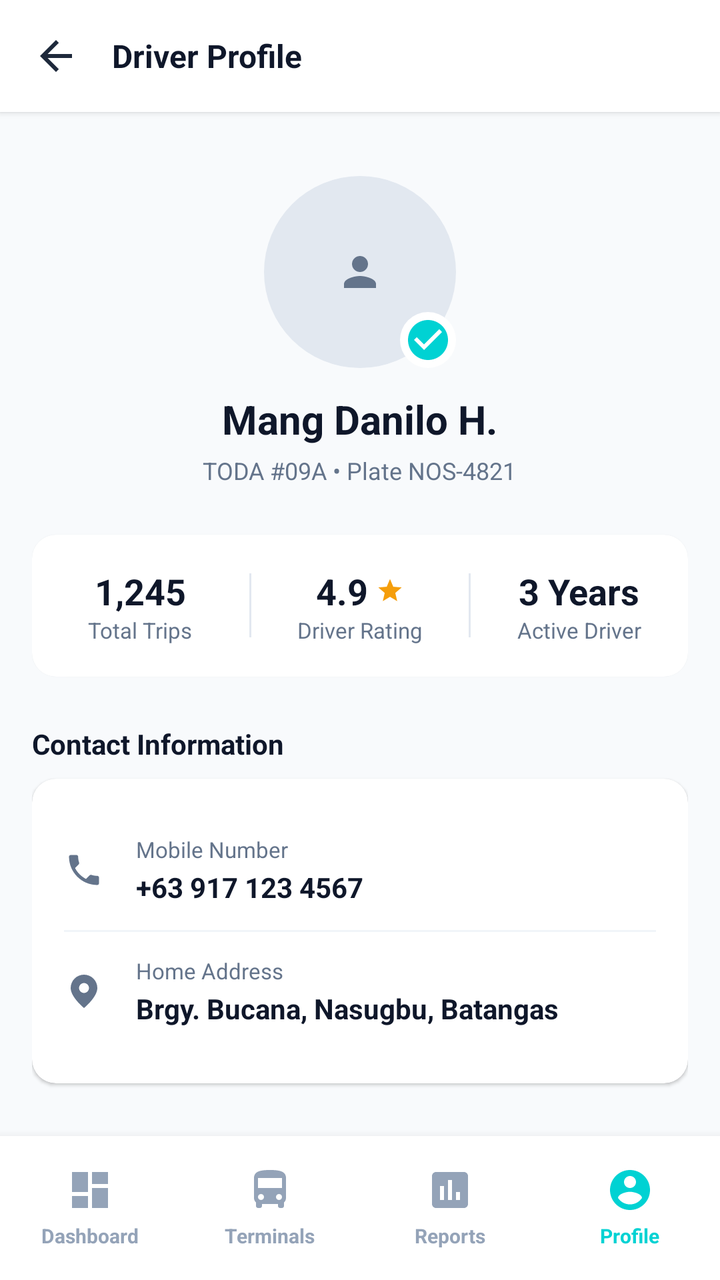
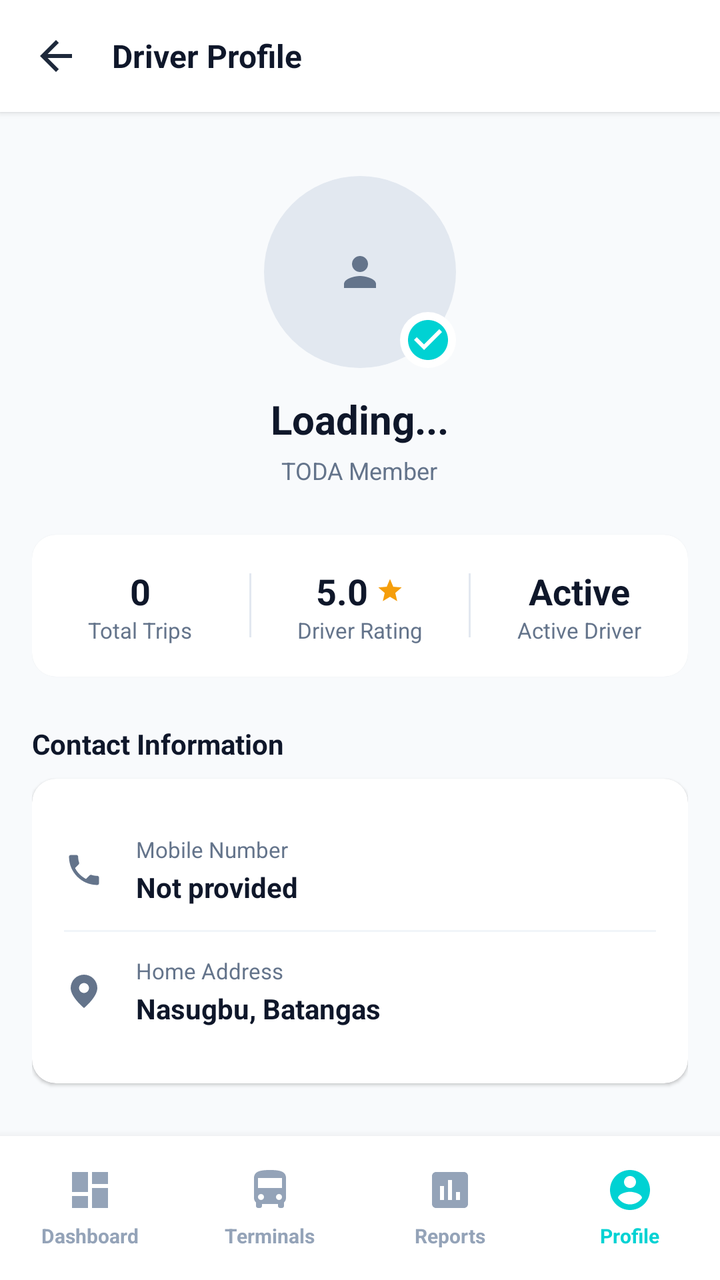

Compare the two renders of this Android layout. The source of the first and the diff that turns it into the second are given below.
<!-- AndroidManifest.xml: application theme Theme.NasugbuTricycleApp -->
<!-- res/layout/activity_driver_profile.xml -->
<?xml version="1.0" encoding="utf-8"?>
<androidx.constraintlayout.widget.ConstraintLayout xmlns:android="http://schemas.android.com/apk/res/android"
    xmlns:app="http://schemas.android.com/apk/res-auto"
    xmlns:tools="http://schemas.android.com/tools"
    android:layout_width="match_parent"
    android:layout_height="match_parent"
    android:background="#F8FAFC"
    tools:context=".DriverProfileActivity">

    
    <LinearLayout
        android:id="@+id/top_header"
        android:layout_width="0dp"
        android:layout_height="56dp"
        android:background="#FFFFFF"
        android:elevation="2dp"
        android:gravity="center_vertical"
        android:orientation="horizontal"
        android:paddingHorizontal="16dp"
        app:layout_constraintEnd_toEndOf="parent"
        app:layout_constraintStart_toStartOf="parent"
        app:layout_constraintTop_toTopOf="parent">

        <ImageView
            android:id="@+id/iv_back"
            android:layout_width="24dp"
            android:layout_height="24dp"
            android:src="@drawable/ic_back_arrow"
            app:tint="#1E293B" />

        <TextView
            android:layout_width="0dp"
            android:layout_height="wrap_content"
            android:layout_marginStart="16dp"
            android:layout_weight="1"
            android:text="Driver Profile"
            android:textColor="#0F172A"
            android:textSize="16sp"
            android:textStyle="bold" />

    </LinearLayout>

    
    <androidx.core.widget.NestedScrollView
        android:layout_width="0dp"
        android:layout_height="0dp"
        android:fillViewport="true"
        android:scrollbars="none"
        app:layout_constraintBottom_toTopOf="@+id/bottom_nav"
        app:layout_constraintEnd_toEndOf="parent"
        app:layout_constraintStart_toStartOf="parent"
        app:layout_constraintTop_toBottomOf="@+id/top_header">

        <LinearLayout
            android:layout_width="match_parent"
            android:layout_height="wrap_content"
            android:orientation="vertical"
            android:padding="16dp">

            
            <LinearLayout
                android:layout_width="match_parent"
                android:layout_height="wrap_content"
                android:gravity="center"
                android:orientation="vertical"
                android:paddingVertical="16dp">

                <FrameLayout
                    android:layout_width="96dp"
                    android:layout_height="96dp">

                    <ImageView
                        android:layout_width="96dp"
                        android:layout_height="96dp"
                        android:background="@drawable/bg_circle_gray_light"
                        android:padding="16dp"
                        android:scaleType="centerInside"
                        android:src="@drawable/ic_person"
                        app:tint="#64748B" />

                    
                    <ImageView
                        android:layout_width="28dp"
                        android:layout_height="28dp"
                        android:layout_gravity="bottom|end"
                        android:background="@drawable/bg_circle_white"
                        android:padding="2dp"
                        android:src="@drawable/ic_check_circle"
                        app:tint="#00D2D3" />
                </FrameLayout>

                <TextView
                    android:layout_width="wrap_content"
                    android:layout_height="wrap_content"
                    android:layout_marginTop="12dp"
                    android:text="Mang Danilo H."
                    android:textColor="#0F172A"
                    android:textSize="20sp"
                    android:textStyle="bold" />

                <TextView
                    android:layout_width="wrap_content"
                    android:layout_height="wrap_content"
                    android:layout_marginTop="4dp"
                    android:text="TODA #09A • Plate NOS-4821"
                    android:textColor="#64748B"
                    android:textSize="12sp" />
            </LinearLayout>

            
            <androidx.cardview.widget.CardView
                android:layout_width="match_parent"
                android:layout_height="wrap_content"
                android:layout_marginTop="8dp"
                app:cardBackgroundColor="#FFFFFF"
                app:cardCornerRadius="12dp"
                app:cardElevation="1dp">

                <LinearLayout
                    android:layout_width="match_parent"
                    android:layout_height="wrap_content"
                    android:gravity="center"
                    android:orientation="horizontal"
                    android:paddingVertical="16dp">

                    <LinearLayout
                        android:layout_width="0dp"
                        android:layout_height="wrap_content"
                        android:layout_weight="1"
                        android:gravity="center"
                        android:orientation="vertical">
                        <TextView
                            android:layout_width="wrap_content"
                            android:layout_height="wrap_content"
                            android:text="1,245"
                            android:textColor="#0F172A"
                            android:textSize="18sp"
                            android:textStyle="bold" />
                        <TextView
                            android:layout_width="wrap_content"
                            android:layout_height="wrap_content"
                            android:text="Total Trips"
                            android:textColor="#64748B"
                            android:textSize="11sp" />
                    </LinearLayout>

                    <View
                        android:layout_width="1dp"
                        android:layout_height="32dp"
                        android:background="#E2E8F0" />

                    <LinearLayout
                        android:layout_width="0dp"
                        android:layout_height="wrap_content"
                        android:layout_weight="1"
                        android:gravity="center"
                        android:orientation="vertical">
                        <LinearLayout
                            android:layout_width="wrap_content"
                            android:layout_height="wrap_content"
                            android:gravity="center_vertical"
                            android:orientation="horizontal">
                            <TextView
                                android:layout_width="wrap_content"
                                android:layout_height="wrap_content"
                                android:text="4.9"
                                android:textColor="#0F172A"
                                android:textSize="18sp"
                                android:textStyle="bold" />
                            <ImageView
                                android:layout_width="14dp"
                                android:layout_height="14dp"
                                android:layout_marginStart="4dp"
                                android:src="@drawable/ic_star"
                                app:tint="#F59E0B" />
                        </LinearLayout>
                        <TextView
                            android:layout_width="wrap_content"
                            android:layout_height="wrap_content"
                            android:text="Driver Rating"
                            android:textColor="#64748B"
                            android:textSize="11sp" />
                    </LinearLayout>

                    <View
                        android:layout_width="1dp"
                        android:layout_height="32dp"
                        android:background="#E2E8F0" />

                    <LinearLayout
                        android:layout_width="0dp"
                        android:layout_height="wrap_content"
                        android:layout_weight="1"
                        android:gravity="center"
                        android:orientation="vertical">
                        <TextView
                            android:layout_width="wrap_content"
                            android:layout_height="wrap_content"
                            android:text="3 Years"
                            android:textColor="#0F172A"
                            android:textSize="18sp"
                            android:textStyle="bold" />
                        <TextView
                            android:layout_width="wrap_content"
                            android:layout_height="wrap_content"
                            android:text="Active Driver"
                            android:textColor="#64748B"
                            android:textSize="11sp" />
                    </LinearLayout>
                </LinearLayout>
            </androidx.cardview.widget.CardView>

            
            <TextView
                android:layout_width="wrap_content"
                android:layout_height="wrap_content"
                android:layout_marginTop="24dp"
                android:layout_marginBottom="8dp"
                android:text="Contact Information"
                android:textColor="#0F172A"
                android:textSize="14sp"
                android:textStyle="bold" />

            <androidx.cardview.widget.CardView
                android:layout_width="match_parent"
                android:layout_height="wrap_content"
                app:cardBackgroundColor="#FFFFFF"
                app:cardCornerRadius="12dp"
                app:cardElevation="1dp">

                <LinearLayout
                    android:layout_width="match_parent"
                    android:layout_height="wrap_content"
                    android:orientation="vertical"
                    android:padding="16dp">

                    
                    <LinearLayout
                        android:layout_width="match_parent"
                        android:layout_height="wrap_content"
                        android:gravity="center_vertical"
                        android:orientation="horizontal"
                        android:paddingVertical="12dp">

                        <ImageView
                            android:layout_width="20dp"
                            android:layout_height="20dp"
                            android:src="@drawable/ic_phone"
                            app:tint="#64748B" />

                        <LinearLayout
                            android:layout_width="0dp"
                            android:layout_height="wrap_content"
                            android:layout_marginStart="16dp"
                            android:layout_weight="1"
                            android:orientation="vertical">
                            <TextView
                                android:layout_width="wrap_content"
                                android:layout_height="wrap_content"
                                android:text="Mobile Number"
                                android:textColor="#64748B"
                                android:textSize="11sp" />
                            <TextView
                                android:layout_width="wrap_content"
                                android:layout_height="wrap_content"
                                android:layout_marginTop="2dp"
                                android:text="+63 917 123 4567"
                                android:textColor="#0F172A"
                                android:textSize="14sp"
                                android:textStyle="bold" />
                        </LinearLayout>
                    </LinearLayout>

                    <View
                        android:layout_width="match_parent"
                        android:layout_height="1dp"
                        android:background="#F1F5F9" />

                    
                    <LinearLayout
                        android:layout_width="match_parent"
                        android:layout_height="wrap_content"
                        android:gravity="center_vertical"
                        android:orientation="horizontal"
                        android:paddingVertical="12dp">

                        <ImageView
                            android:layout_width="20dp"
                            android:layout_height="20dp"
                            android:src="@drawable/ic_location"
                            app:tint="#64748B" />

                        <LinearLayout
                            android:layout_width="0dp"
                            android:layout_height="wrap_content"
                            android:layout_marginStart="16dp"
                            android:layout_weight="1"
                            android:orientation="vertical">
                            <TextView
                                android:layout_width="wrap_content"
                                android:layout_height="wrap_content"
                                android:text="Home Address"
                                android:textColor="#64748B"
                                android:textSize="11sp" />
                            <TextView
                                android:layout_width="wrap_content"
                                android:layout_height="wrap_content"
                                android:layout_marginTop="2dp"
                                android:text="Brgy. Bucana, Nasugbu, Batangas"
                                android:textColor="#0F172A"
                                android:textSize="14sp"
                                android:textStyle="bold" />
                        </LinearLayout>
                    </LinearLayout>

                </LinearLayout>
            </androidx.cardview.widget.CardView>

            
            <TextView
                android:layout_width="wrap_content"
                android:layout_height="wrap_content"
                android:layout_marginTop="24dp"
                android:layout_marginBottom="8dp"
                android:text="Vehicle Details"
                android:textColor="#0F172A"
                android:textSize="14sp"
                android:textStyle="bold" />

            <androidx.cardview.widget.CardView
                android:layout_width="match_parent"
                android:layout_height="wrap_content"
                app:cardBackgroundColor="#FFFFFF"
                app:cardCornerRadius="12dp"
                app:cardElevation="1dp">

                <LinearLayout
                    android:layout_width="match_parent"
                    android:layout_height="wrap_content"
                    android:orientation="vertical"
                    android:padding="16dp">

                    
                    <LinearLayout
                        android:layout_width="match_parent"
                        android:layout_height="wrap_content"
                        android:gravity="center_vertical"
                        android:orientation="horizontal"
                        android:paddingVertical="12dp">

                        <ImageView
                            android:layout_width="20dp"
                            android:layout_height="20dp"
                            android:src="@drawable/ic_direction_car"
                            app:tint="#64748B" />

                        <LinearLayout
                            android:layout_width="0dp"
                            android:layout_height="wrap_content"
                            android:layout_marginStart="16dp"
                            android:layout_weight="1"
                            android:orientation="vertical">
                            <TextView
                                android:layout_width="wrap_content"
                                android:layout_height="wrap_content"
                                android:text="Tricycle Model"
                                android:textColor="#64748B"
                                android:textSize="11sp" />
                            <TextView
                                android:layout_width="wrap_content"
                                android:layout_height="wrap_content"
                                android:layout_marginTop="2dp"
                                android:text="Kawasaki Barako 175"
                                android:textColor="#0F172A"
                                android:textSize="14sp"
                                android:textStyle="bold" />
                        </LinearLayout>
                    </LinearLayout>

                    <View
                        android:layout_width="match_parent"
                        android:layout_height="1dp"
                        android:background="#F1F5F9" />

                    
                    <LinearLayout
                        android:layout_width="match_parent"
                        android:layout_height="wrap_content"
                        android:gravity="center_vertical"
                        android:orientation="horizontal"
                        android:paddingVertical="12dp">

                        <ImageView
                            android:layout_width="20dp"
                            android:layout_height="20dp"
                            android:src="@drawable/ic_license_plate"
                            app:tint="#64748B" />

                        <LinearLayout
                            android:layout_width="0dp"
                            android:layout_height="wrap_content"
                            android:layout_marginStart="16dp"
                            android:layout_weight="1"
                            android:orientation="vertical">
                            <TextView
                                android:layout_width="wrap_content"
                                android:layout_height="wrap_content"
                                android:text="Plate Number"
                                android:textColor="#64748B"
                                android:textSize="11sp" />
                            <TextView
                                android:layout_width="wrap_content"
                                android:layout_height="wrap_content"
                                android:layout_marginTop="2dp"
                                android:text="NOS-4821"
                                android:textColor="#0F172A"
                                android:textSize="14sp"
                                android:textStyle="bold" />
                        </LinearLayout>
                    </LinearLayout>

                </LinearLayout>
            </androidx.cardview.widget.CardView>

            
            <LinearLayout
                android:layout_width="match_parent"
                android:layout_height="wrap_content"
                android:layout_marginTop="24dp"
                android:orientation="horizontal">

                <TextView
                    android:layout_width="0dp"
                    android:layout_height="wrap_content"
                    android:layout_weight="1"
                    android:background="@drawable/bg_button_outline"
                    android:drawablePadding="6dp"
                    android:gravity="center"
                    android:paddingVertical="12dp"
                    android:text="Edit Profile"
                    android:textColor="#0F172A"
                    android:textSize="13sp"
                    android:textStyle="bold"
                    app:drawableTint="#0F172A" />

                <TextView
                    android:layout_width="0dp"
                    android:layout_height="wrap_content"
                    android:layout_marginStart="12dp"
                    android:layout_weight="1"
                    android:drawablePadding="6dp"
                    android:gravity="center"
                    android:paddingVertical="12dp"
                    android:text="Log Out"
                    android:textColor="#EF4444"
                    android:textSize="13sp"
                    android:textStyle="bold"
                    app:drawableTint="#EF4444" />
            </LinearLayout>

            <View
                android:layout_width="match_parent"
                android:layout_height="24dp" />

        </LinearLayout>
    </androidx.core.widget.NestedScrollView>

    
    <LinearLayout
        android:id="@+id/bottom_nav"
        android:layout_width="0dp"
        android:layout_height="72dp"
        android:background="#FFFFFF"
        android:elevation="8dp"
        android:orientation="horizontal"
        android:weightSum="4"
        app:layout_constraintBottom_toBottomOf="parent"
        app:layout_constraintEnd_toEndOf="parent"
        app:layout_constraintStart_toStartOf="parent">

        
        <LinearLayout
            android:layout_width="0dp"
            android:layout_height="match_parent"
            android:layout_weight="1"
            android:gravity="center"
            android:orientation="vertical">
            <ImageView
                android:layout_width="24dp"
                android:layout_height="24dp"
                android:src="@drawable/ic_dashboard"
                app:tint="#94A3B8" />
            <TextView
                android:layout_width="wrap_content"
                android:layout_height="wrap_content"
                android:layout_marginTop="4dp"
                android:text="Dashboard"
                android:textColor="#94A3B8"
                android:textSize="10sp"
                android:textStyle="bold" />
        </LinearLayout>

        
        <LinearLayout
            android:layout_width="0dp"
            android:layout_height="match_parent"
            android:layout_weight="1"
            android:gravity="center"
            android:orientation="vertical">
            <ImageView
                android:layout_width="24dp"
                android:layout_height="24dp"
                android:src="@drawable/ic_terminal"
                app:tint="#94A3B8" />
            <TextView
                android:layout_width="wrap_content"
                android:layout_height="wrap_content"
                android:layout_marginTop="4dp"
                android:text="Terminals"
                android:textColor="#94A3B8"
                android:textSize="10sp"
                android:textStyle="bold" />
        </LinearLayout>

        
        <LinearLayout
            android:layout_width="0dp"
            android:layout_height="match_parent"
            android:layout_weight="1"
            android:gravity="center"
            android:orientation="vertical">
            <ImageView
                android:layout_width="24dp"
                android:layout_height="24dp"
                android:src="@drawable/ic_reports"
                app:tint="#94A3B8" />
            <TextView
                android:layout_width="wrap_content"
                android:layout_height="wrap_content"
                android:layout_marginTop="4dp"
                android:text="Reports"
                android:textColor="#94A3B8"
                android:textSize="10sp"
                android:textStyle="bold" />
        </LinearLayout>

        
        <LinearLayout
            android:layout_width="0dp"
            android:layout_height="match_parent"
            android:layout_weight="1"
            android:gravity="center"
            android:orientation="vertical">
            <ImageView
                android:layout_width="24dp"
                android:layout_height="24dp"
                android:src="@drawable/ic_profile"
                app:tint="#00D2D3" />
            <TextView
                android:layout_width="wrap_content"
                android:layout_height="wrap_content"
                android:layout_marginTop="4dp"
                android:text="Profile"
                android:textColor="#00D2D3"
                android:textSize="10sp"
                android:textStyle="bold" />
        </LinearLayout>
    </LinearLayout>

</androidx.constraintlayout.widget.ConstraintLayout>
<!-- resources referenced by this layout -->
<resources>
  <!-- drawable bg_button_outline (drawable) -->
  <shape xmlns:android="http://schemas.android.com/apk/res/android">
      <solid android:color="#FFFFFF"/>
      <stroke android:width="1dp" android:color="#CBD5E1"/>
      <corners android:radius="8dp"/>
  </shape>
  <!-- drawable bg_circle_gray_light (drawable) -->
  <shape xmlns:android="http://schemas.android.com/apk/res/android" android:shape="oval">
      <solid android:color="#E2E8F0"/>
  </shape>
  <!-- drawable bg_circle_white (drawable) -->
  <shape xmlns:android="http://schemas.android.com/apk/res/android" android:shape="oval">
      <solid android:color="#FFFFFF"/>
  </shape>
  <!-- drawable ic_back_arrow (drawable) -->
  <vector xmlns:android="http://schemas.android.com/apk/res/android" android:width="24dp" android:height="24dp" android:viewportWidth="24" android:viewportHeight="24">
      <path android:fillColor="#000000" android:pathData="M20,11H7.83l5.59,-5.59L12,4l-8,8 8,8 1.41,-1.41L7.83,13H20v-2z"/>
  </vector>
  <!-- drawable ic_check_circle (drawable) -->
  <vector xmlns:android="http://schemas.android.com/apk/res/android" android:width="24dp" android:height="24dp" android:viewportWidth="24" android:viewportHeight="24">
      <path android:fillColor="#2DD4BF" android:pathData="M12,2C6.48,2 2,6.48 2,12s4.48,10 10,10 10,-4.48 10,-10S17.52,2 12,2zM10,17l-5,-5 1.41,-1.41L10,14.17l7.59,-7.59L19,8l-9,9z"/>
  </vector>
  <!-- drawable ic_dashboard (drawable) -->
  <vector xmlns:android="http://schemas.android.com/apk/res/android" android:width="24dp" android:height="24dp" android:viewportWidth="24" android:viewportHeight="24">
      <path android:fillColor="@android:color/white" android:pathData="M3,13h8L11,3L3,3v10zM3,21h8v-6L3,15v6zM13,21h8L21,11h-8v10zM13,3v6h8L21,3h-8z"/>
  </vector>
  <!-- drawable ic_location (drawable) -->
  <?xml version="1.0" encoding="utf-8"?>
  <vector xmlns:android="http://schemas.android.com/apk/res/android"
      android:width="24dp"
      android:height="24dp"
      android:viewportWidth="24"
      android:viewportHeight="24">
  
      <path
          android:fillColor="#000000"
          android:pathData="M12,2a8,8 0,0 0,-8 8c0,5.5 8,12 8,12s8,-6.5 8,-12a8,8 0,0 0,-8 -8M12,7a3,3 0,1 1,0 6a3,3 0,1 1,0 -6" />
  
  </vector>
  <!-- drawable ic_person (drawable) -->
  <vector xmlns:android="http://schemas.android.com/apk/res/android"
      android:width="24dp" android:height="24dp"
      android:viewportWidth="24" android:viewportHeight="24">
      <path android:fillColor="#666666" android:pathData="M12,12c2.21,0 4,-1.79 4,-4s-1.79,-4 -4,-4 -4,1.79 -4,4 1.79,4 4,4zM12,14c-2.67,0 -8,1.34 -8,4v2h16v-2c0,-2.66 -5.33,-4 -8,-4z"/>
  </vector>
  <!-- drawable ic_reports (drawable) -->
  <vector xmlns:android="http://schemas.android.com/apk/res/android" android:width="24dp" android:height="24dp" android:viewportWidth="24" android:viewportHeight="24">
      <path android:fillColor="@android:color/white" android:pathData="M19,3H5c-1.1,0 -2,0.9 -2,2v14c0,1.1 0.9,2 2,2h14c1.1,0 2,-0.9 2,-2V5c0,-1.1 -0.9,-2 -2,-2zM9,17H7v-7h2v7zM13,17h-2V7h2v10zM17,17h-2v-4h2v4z"/>
  </vector>
  <!-- drawable ic_star (drawable) -->
  <vector xmlns:android="http://schemas.android.com/apk/res/android" android:width="24dp" android:height="24dp" android:viewportWidth="24" android:viewportHeight="24">
      <path android:fillColor="#FFC107" android:pathData="M12,17.27L18.18,21l-1.64,-7.03L22,9.24l-7.19,-0.61L12,2 9.19,8.63 2,9.24l5.46,4.73L5.82,21z"/>
  </vector>
  <color name="purple_500">#FF6200EE</color>
  <color name="purple_700">#FF3700B3</color>
  <color name="white">#FFFFFFFF</color>
  <color name="teal_200">#FF03DAC5</color>
  <color name="teal_700">#FF018786</color>
  <color name="black">#FF000000</color>
  <!-- unchanged entries left out for length: 6 -->
</resources>

<!-- the commit's change to res/layout/activity_driver_profile.xml (unified diff, before → after) -->
@@ -90,19 +90,21 @@
                 </FrameLayout>
 
                 <TextView
+                    android:id="@+id/tvDriverName"
                     android:layout_width="wrap_content"
                     android:layout_height="wrap_content"
                     android:layout_marginTop="12dp"
-                    android:text="Mang Danilo H."
+                    android:text="Loading..."
                     android:textColor="#0F172A"
                     android:textSize="20sp"
                     android:textStyle="bold" />
 
                 <TextView
+                    android:id="@+id/tvDriverTodaPlate"
                     android:layout_width="wrap_content"
                     android:layout_height="wrap_content"
                     android:layout_marginTop="4dp"
-                    android:text="TODA #09A • Plate NOS-4821"
+                    android:text="TODA Member"
                     android:textColor="#64748B"
                     android:textSize="12sp" />
             </LinearLayout>
@@ -130,9 +132,10 @@
                         android:gravity="center"
                         android:orientation="vertical">
                         <TextView
+                            android:id="@+id/tvTotalTrips"
                             android:layout_width="wrap_content"
                             android:layout_height="wrap_content"
-                            android:text="1,245"
+                            android:text="0"
                             android:textColor="#0F172A"
                             android:textSize="18sp"
                             android:textStyle="bold" />
@@ -161,9 +164,10 @@
                             android:gravity="center_vertical"
                             android:orientation="horizontal">
                             <TextView
-                                android:layout_width="wrap_content"
-                                android:layout_height="wrap_content"
-                                android:text="4.9"
+                                android:id="@+id/tvDriverRating"
+                                android:layout_width="wrap_content"
+                                android:layout_height="wrap_content"
+                                android:text="5.0"
                                 android:textColor="#0F172A"
                                 android:textSize="18sp"
                                 android:textStyle="bold" />
@@ -194,9 +198,10 @@
                         android:gravity="center"
                         android:orientation="vertical">
                         <TextView
+                            android:id="@+id/tvActiveYears"
                             android:layout_width="wrap_content"
                             android:layout_height="wrap_content"
-                            android:text="3 Years"
+                            android:text="Active"
                             android:textColor="#0F172A"
                             android:textSize="18sp"
                             android:textStyle="bold" />
@@ -261,10 +266,11 @@
                                 android:textColor="#64748B"
                                 android:textSize="11sp" />
                             <TextView
+                                android:id="@+id/tvMobileNumber"
                                 android:layout_width="wrap_content"
                                 android:layout_height="wrap_content"
                                 android:layout_marginTop="2dp"
-                                android:text="+63 917 123 4567"
+                                android:text="Not provided"
                                 android:textColor="#0F172A"
                                 android:textSize="14sp"
                                 android:textStyle="bold" />
@@ -303,10 +309,11 @@
                                 android:textColor="#64748B"
                                 android:textSize="11sp" />
                             <TextView
+                                android:id="@+id/tvHomeAddress"
                                 android:layout_width="wrap_content"
                                 android:layout_height="wrap_content"
                                 android:layout_marginTop="2dp"
-                                android:text="Brgy. Bucana, Nasugbu, Batangas"
+                                android:text="Nasugbu, Batangas"
                                 android:textColor="#0F172A"
                                 android:textSize="14sp"
                                 android:textStyle="bold" />
@@ -367,10 +374,11 @@
                                 android:textColor="#64748B"
                                 android:textSize="11sp" />
                             <TextView
+                                android:id="@+id/tvTricycleModel"
                                 android:layout_width="wrap_content"
                                 android:layout_height="wrap_content"
                                 android:layout_marginTop="2dp"
-                                android:text="Kawasaki Barako 175"
+                                android:text="Standard Tricycle Unit"
                                 android:textColor="#0F172A"
                                 android:textSize="14sp"
                                 android:textStyle="bold" />
@@ -409,10 +417,11 @@
                                 android:textColor="#64748B"
                                 android:textSize="11sp" />
                             <TextView
+                                android:id="@+id/tvPlateNumber"
                                 android:layout_width="wrap_content"
                                 android:layout_height="wrap_content"
                                 android:layout_marginTop="2dp"
-                                android:text="NOS-4821"
+                                android:text="Registered Unit"
                                 android:textColor="#0F172A"
                                 android:textSize="14sp"
                                 android:textStyle="bold" />
@@ -430,6 +439,7 @@
                 android:orientation="horizontal">
 
                 <TextView
+                    android:id="@+id/btnEditProfile"
                     android:layout_width="0dp"
                     android:layout_height="wrap_content"
                     android:layout_weight="1"
@@ -444,10 +454,12 @@
                     app:drawableTint="#0F172A" />
 
                 <TextView
+                    android:id="@+id/btnLogout"
                     android:layout_width="0dp"
                     android:layout_height="wrap_content"
                     android:layout_marginStart="12dp"
                     android:layout_weight="1"
+                    android:background="@drawable/bg_button_outline"
                     android:drawablePadding="6dp"
                     android:gravity="center"
                     android:paddingVertical="12dp"
@@ -480,9 +492,12 @@
 
         
         <LinearLayout
+            android:id="@+id/navDashboard"
             android:layout_width="0dp"
             android:layout_height="match_parent"
             android:layout_weight="1"
+            android:clickable="true"
+            android:focusable="true"
             android:gravity="center"
             android:orientation="vertical">
             <ImageView
